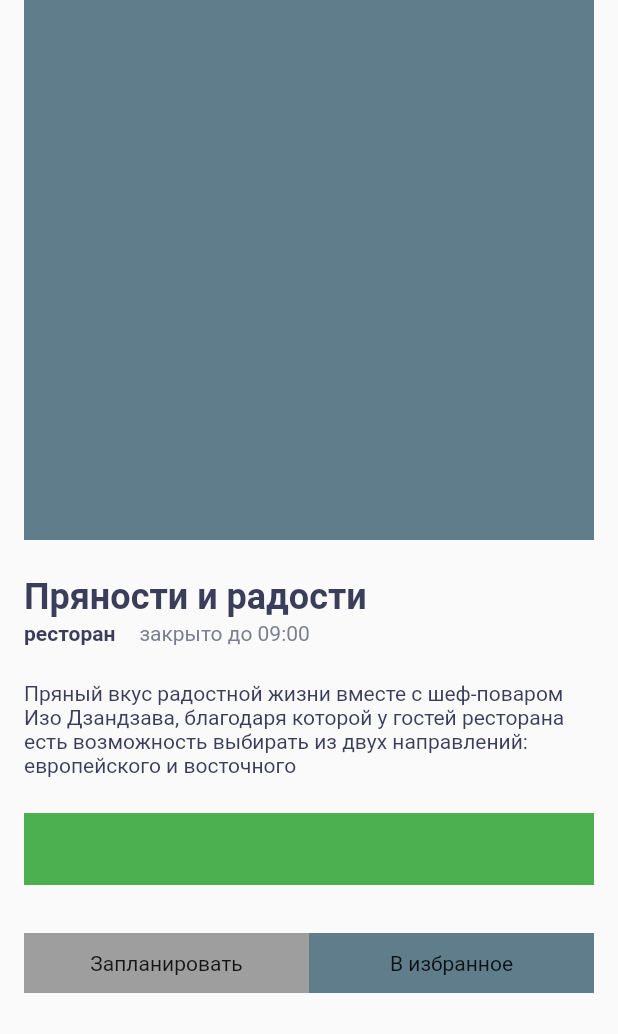
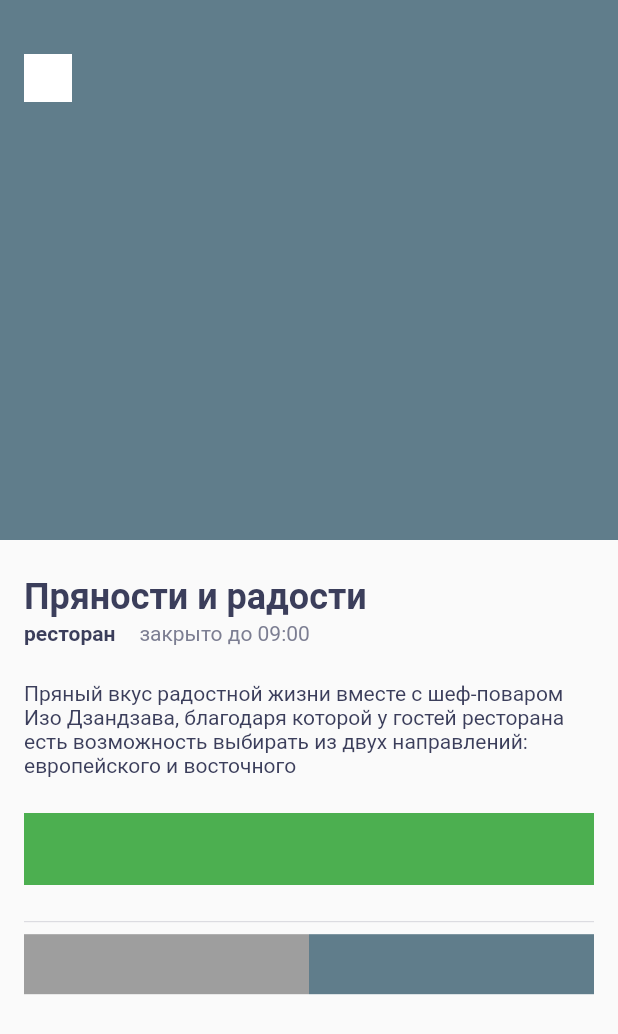
Before and after one commit to pogorelets/places, a Flutter app: the screen it shows after launch, on a phone screen of 412 x 824 dp. Shown: the top 1034 px of the screen. Run offline on Flutter 3.47's test engine with Material 2 defaults, Android fonts, the phone set to English and light mode, and no system bars.

Commit message:
исправления по макету

```diff
--- a/lib/ui/res/colors.dart
+++ b/lib/ui/res/colors.dart
@@ -5,3 +5,4 @@ const kTextColor = Color(0xFF7C7E92);
 const kBkgCardSightColor = Color(0xFFF5F5F5);
 const kTextDetailColor = Color(0xFF3B3E5B);
 const kRouteButtonColor = Color(0xFF4CAF50);
+const kLineDetailColor = Color(0xFF7C7E92);
--- a/lib/ui/res/constants.dart
+++ b/lib/ui/res/constants.dart
@@ -8,10 +8,16 @@ const kWidthLike = 20.0;
 const kHeightLike = 18.0;
 const kTopLike = 19.0;
 const kRightLike = 18.0;
-const kPaddingTopTextDetail = 2.0;
+const kMinPaddingDetail = 2.0;
 const kButtonHeight = 40.0;
 const kGreenButtonDetailHeight = 48.0;
 const kGalleryHeight = 360.0;
 const kPaddingDetail = 24.0;
 const kPaddingTopRoute = 32.0;
 const kRadiusImage = 16.0;
+const kOpacityLineDetail = 0.24;
+const kHeightDetailLine = 0.8;
+const kPaddingUnderLine = 8.0;
+const kBtnBackSize = 32.0;
+const kPositionBtnBackTop = 36.0;
+const kPositionBtnBackLeft = 16.0;
--- a/lib/ui/res/text_styles.dart
+++ b/lib/ui/res/text_styles.dart
@@ -14,7 +14,6 @@ const kGreenAppBarTextStyle = TextStyle(
 
 const kYellowAppBarTextStyle = TextStyle(
   color: Colors.yellow,
-  color: kHeadTextColor,
   fontSize: kAppBarFontSize,
 );
 
@@ -36,14 +35,26 @@ const kTypeTextStyle = TextStyle(
   fontWeight: FontWeight.bold,
 );
 
-const kHeadDetailsTextStyle =
-    TextStyle(fontSize: 24, fontWeight: FontWeight.w700, color: kHeadTextColor);
+const kHeadDetailsTextStyle = TextStyle(
+  fontSize: 24,
+  fontWeight: FontWeight.w700,
+  color: kHeadTextColor,
+);
 
 const kTypeDetailTextStyle = TextStyle(
-    fontWeight: FontWeight.w700, fontSize: 14.0, color: kHeadTextColor);
+  fontWeight: FontWeight.w700,
+  fontSize: 14.0,
+  color: kHeadTextColor,
+);
 
-const kModeTextStyle =
-    TextStyle(fontWeight: FontWeight.w400, fontSize: 14.0, color: kTextColor);
+const kModeTextStyle = TextStyle(
+  fontWeight: FontWeight.w400,
+  fontSize: 14.0,
+  color: kTextColor,
+);
 
 const kDetailTextStyle = TextStyle(
-    fontWeight: FontWeight.w400, fontSize: 14.0, color: kTextDetailColor);
+  fontWeight: FontWeight.w400,
+  fontSize: 14.0,
+  color: kTextDetailColor,
+);
--- a/lib/ui/screen/sight_card.dart
+++ b/lib/ui/screen/sight_card.dart
@@ -61,7 +61,7 @@ class SightCard extends StatelessWidget {
                     style: kHeadCardTextStyle,
                   ),
                   Padding(
-                    padding: const EdgeInsets.only(top: kPaddingTopTextDetail),
+                    padding: const EdgeInsets.only(top: kMinPaddingDetail),
                     child: Text(
                       sight.details,
                       style: kCardTextStyle,
--- a/lib/ui/screen/sight_details.card.dart
+++ b/lib/ui/screen/sight_details.card.dart
@@ -1,3 +1,4 @@
+import 'package:flutter/cupertino.dart';
 import 'package:flutter/material.dart';
 import 'package:places/ui/res/colors.dart';
 import 'package:places/ui/res/constants.dart';
@@ -8,66 +9,98 @@ class SightDetails extends StatelessWidget {
   @override
   Widget build(BuildContext context) {
     return Scaffold(
-
-      body: Padding(
-        padding: const EdgeInsets.symmetric(horizontal: kMainPadding),
-        child: Column(
+      body: Column(
         crossAxisAlignment: CrossAxisAlignment.start,
+        children: [
+          Stack(
             children: [
               Container(
                 height: kGalleryHeight,
                 color: Colors.blueGrey,
               ),
-            Padding(
-              padding: EdgeInsets.only(top: kPaddingDetail),
-              child: Text(headDetail, style: kHeadDetailsTextStyle,) ,
+              Positioned(
+                top: kPositionBtnBackTop,
+                left: kPositionBtnBackLeft,
+                child: Container(
+                  height: kBtnBackSize,
+                  width: kBtnBackSize,
+                  color: Colors.white,
+                ),
+              )
+            ],
           ),
           Padding(
-              padding: EdgeInsets.only(top:kPaddingTopTextDetail),
-              child: Row(
+            padding: const EdgeInsets.symmetric(horizontal: kMainPadding),
+            child: Column(
+              crossAxisAlignment: CrossAxisAlignment.start,
               children: [
-                  Text(typeDetail, style: kTypeDetailTextStyle,),
+                const SizedBox(
+                  height: kPaddingDetail,
+                ),
+                Text(
+                  headDetail,
+                  style: kHeadDetailsTextStyle,
+                ),
+                const SizedBox(
+                  height: kMinPaddingDetail,
+                ),
+                Row(
+                  children: [
+                    Text(
+                      typeDetail,
+                      style: kTypeDetailTextStyle,
+                    ),
                     Padding(
                       padding: const EdgeInsets.only(left: kMainPadding),
                       child: Text(closed, style: kModeTextStyle),
                     )
                   ],
                 ),
+                const SizedBox(
+                  height: kPaddingDetail,
                 ),
-            Padding(
-              padding: const EdgeInsets.only(top: kPaddingDetail,bottom: kPaddingDetail),
-              child: Text(testTextDetail,
-              style: kDetailTextStyle, ),
+                Text(
+                  testTextDetail,
+                  style: kDetailTextStyle,
+                ),
+                const SizedBox(
+                  height: kPaddingDetail,
                 ),
                 Container(
                     height: kGreenButtonDetailHeight,
                     width: double.infinity,
-              color: kRouteButtonColor
+                    color: kRouteButtonColor),
+                const SizedBox(
+                  height: kPaddingDetail,
                 ),
-            Padding(
-              padding: EdgeInsets.only(top: kPaddingTopRoute),
-              child: Row(
+                Container(
+                  height: kHeightDetailLine,
+                  color: kLineDetailColor.withOpacity(kOpacityLineDetail),
+                ),
+                SizedBox(
+                  height: kPaddingUnderLine,
+                ),
+                Row(
                   children: [
-                  Expanded(child: Container(
+                    Expanded(
+                      child: Container(
                         height: kButtonHeight,
-                    child: Align(
-                        alignment: Alignment.center,
-                        child: Text(textButtonPlan)),
                         color: Colors.grey,
                         //
-                  )),
-                  Expanded(child: Container(
+                      ),
+                    ),
+                    Expanded(
+                      child: Container(
                         height: kButtonHeight,
-                    child: Align(
-                        alignment: Alignment.center,
-                        child: Text(textButtonFavorite)),
                         color: Colors.blueGrey,
-                  )),
+                      ),
+                    ),
                   ],
                 ),
-            )
               ],
             ),
+          ),
+        ],
       ),
     );
   }
```
Lines whose indentation alone changed are shown as unchanged.
